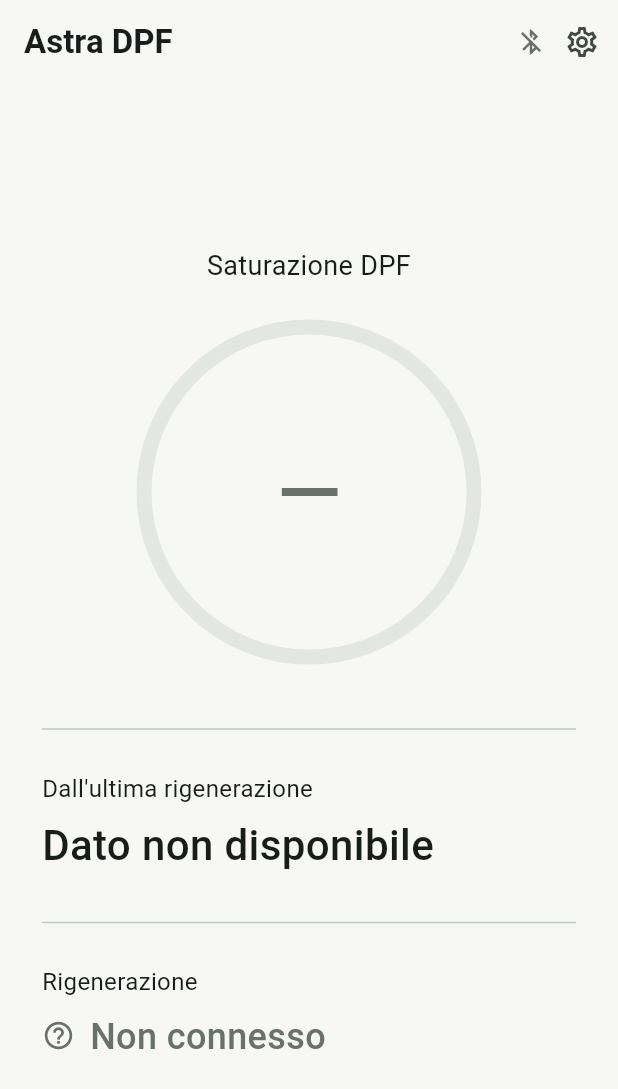
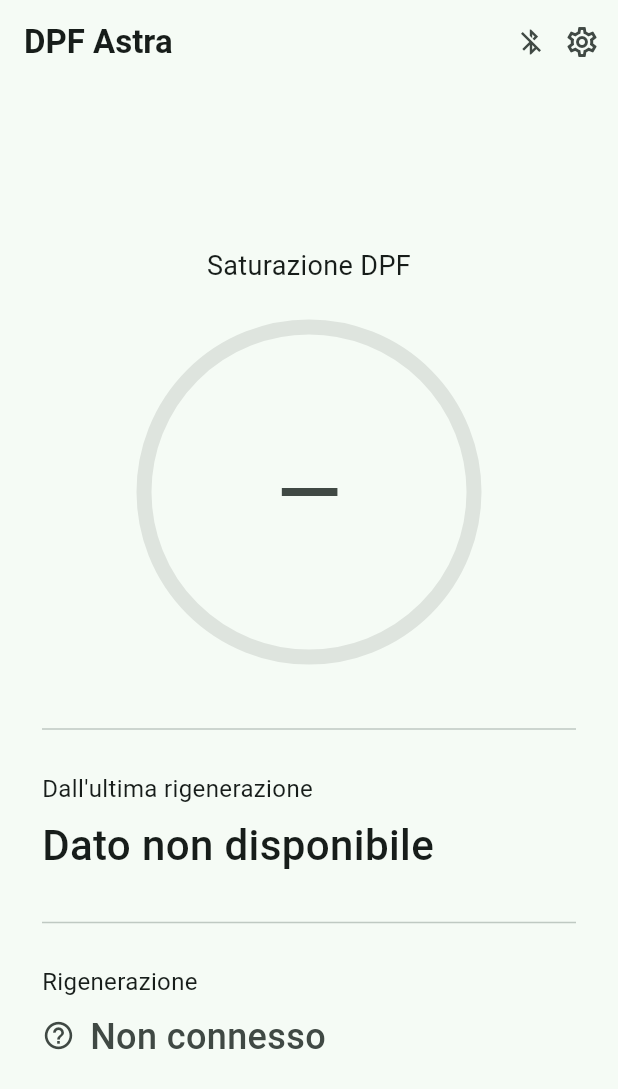
Before and after one commit to lohacker10/dpf_astra, a Flutter app: the screen it shows after launch, on a phone screen of 412 x 824 dp. Shown: the top 1089 px of the screen. Run offline on Flutter 3.47's test engine with Material 3 defaults, Android fonts, the phone set to English and light mode, and no system bars.

Commit message:
feat: introduce DPF Astra branding, themes and update checks

```diff
--- a/lib/main.dart
+++ b/lib/main.dart
@@ -2,28 +2,39 @@ import 'dart:async';
 import 'package:flutter/material.dart';
 import 'monitor.dart';
 import 'settings.dart';
+import 'updates.dart';
 
 void main() => runApp(const AstraApp());
 
+const appName = 'DPF Astra';
+
 class AstraApp extends StatelessWidget {
-  const AstraApp({super.key});
+  const AstraApp({super.key, this.checkForUpdate = fetchUpdate});
+
+  final Future<ReleaseUpdate?> Function() checkForUpdate;
+
+  ThemeData _theme(Brightness brightness) => ThemeData(
+    colorScheme: ColorScheme.fromSeed(
+      seedColor: const Color(0xff34765c),
+      brightness: brightness,
+    ),
+  );
 
   @override
   Widget build(BuildContext context) => MaterialApp(
-    title: 'Astra DPF Monitor',
+    title: appName,
     debugShowCheckedModeBanner: false,
-    theme: ThemeData(
-      useMaterial3: true,
-      colorScheme: ColorScheme.fromSeed(seedColor: const Color(0xff34765c)),
-      scaffoldBackgroundColor: const Color(0xfff7f8f6),
-      appBarTheme: const AppBarTheme(backgroundColor: Color(0xfff7f8f6)),
-    ),
-    home: const MonitorPage(),
+    theme: _theme(Brightness.light),
+    darkTheme: _theme(Brightness.dark),
+    themeMode: ThemeMode.system,
+    home: MonitorPage(checkForUpdate: checkForUpdate),
   );
 }
 
 class MonitorPage extends StatefulWidget {
-  const MonitorPage({super.key});
+  const MonitorPage({super.key, required this.checkForUpdate});
+
+  final Future<ReleaseUpdate?> Function() checkForUpdate;
 
   @override
   State<MonitorPage> createState() => _MonitorPageState();
@@ -36,6 +47,9 @@ class _MonitorPageState extends State<MonitorPage> {
   @override
   void initState() {
     super.initState();
+    WidgetsBinding.instance.addPostFrameCallback((_) {
+      if (mounted) unawaited(_offerUpdate());
+    });
     subscription = events.receiveBroadcastStream().listen(
       (event) {
         if (mounted) setState(() => reading = MonitorReading.fromEvent(event));
@@ -46,6 +60,40 @@ class _MonitorPageState extends State<MonitorPage> {
     );
   }
 
+  Future<void> _offerUpdate() async {
+    final update = await widget.checkForUpdate();
+    if (!mounted || update == null) return;
+
+    final openRelease = await showDialog<bool>(
+      context: context,
+      builder: (context) => AlertDialog(
+        scrollable: true,
+        title: const Text('Aggiornamento disponibile'),
+        content: Text(
+          '$appName ${update.version} (build ${update.build}) è disponibile. Apri GitHub per '
+          'scaricare dpf-astra.apk e installare l’aggiornamento.',
+        ),
+        actions: [
+          TextButton(
+            onPressed: () => Navigator.pop(context, false),
+            child: const Text('Più tardi'),
+          ),
+          FilledButton(
+            onPressed: () => Navigator.pop(context, true),
+            child: const Text('Apri GitHub'),
+          ),
+        ],
+      ),
+    );
+
+    if (!mounted || openRelease != true) return;
+    if (!await update.open() && mounted) {
+      ScaffoldMessenger.of(context).showSnackBar(
+        const SnackBar(content: Text('Impossibile aprire GitHub.')),
+      );
+    }
+  }
+
   @override
   void dispose() {
     subscription?.cancel();
@@ -54,11 +102,14 @@ class _MonitorPageState extends State<MonitorPage> {
 
   @override
   Widget build(BuildContext context) {
+    final scheme = Theme.of(context).colorScheme;
     final color = reading.active
-        ? const Color(0xffa45d00)
+        ? scheme.brightness == Brightness.dark
+              ? const Color(0xffffbd6d)
+              : const Color(0xff925300)
         : reading.inactive
-        ? const Color(0xff28734e)
-        : const Color(0xff68716c);
+        ? scheme.primary
+        : scheme.onSurfaceVariant;
     final saturation = reading.saturation;
     final status = !reading.connected
         ? 'Non connesso'
@@ -72,7 +123,7 @@ class _MonitorPageState extends State<MonitorPage> {
     return Scaffold(
       appBar: AppBar(
         title: const Text(
-          'Astra DPF',
+          appName,
           style: TextStyle(fontWeight: FontWeight.w600),
         ),
         actions: [
@@ -126,7 +177,7 @@ class _MonitorPageState extends State<MonitorPage> {
                                     ? 0
                                     : saturation / 100,
                                 strokeWidth: 10,
-                                backgroundColor: const Color(0xffe2e7e2),
+                                backgroundColor: scheme.surfaceContainerHighest,
                                 color: color,
                               ),
                             ),
--- a/pubspec.yaml
+++ b/pubspec.yaml
@@ -1,7 +1,7 @@
 name: astra_dpf_monitor
 description: Monitor locale del filtro antiparticolato Opel Astra K.
 publish_to: none
-version: 0.1.0+1
+version: 0.2.0+1
 environment:
   sdk: ^3.11.1
 dependencies:
```
Also changed, not shown: lib/updates.dart (added, +84 -0 lines), 14 other files.
